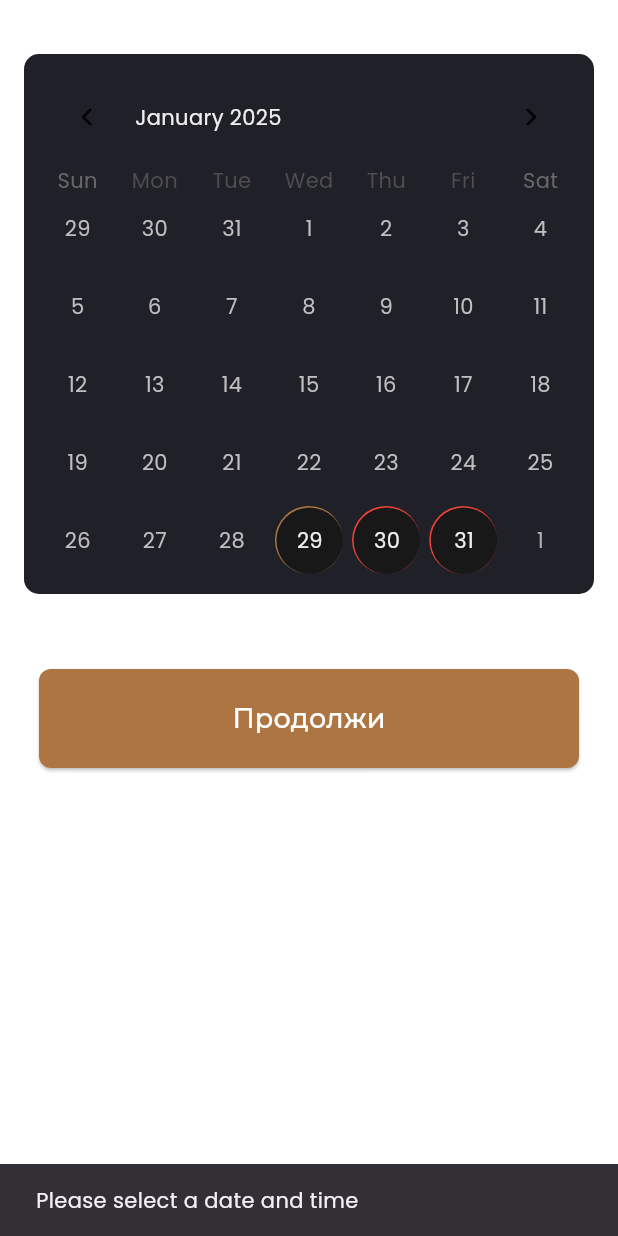
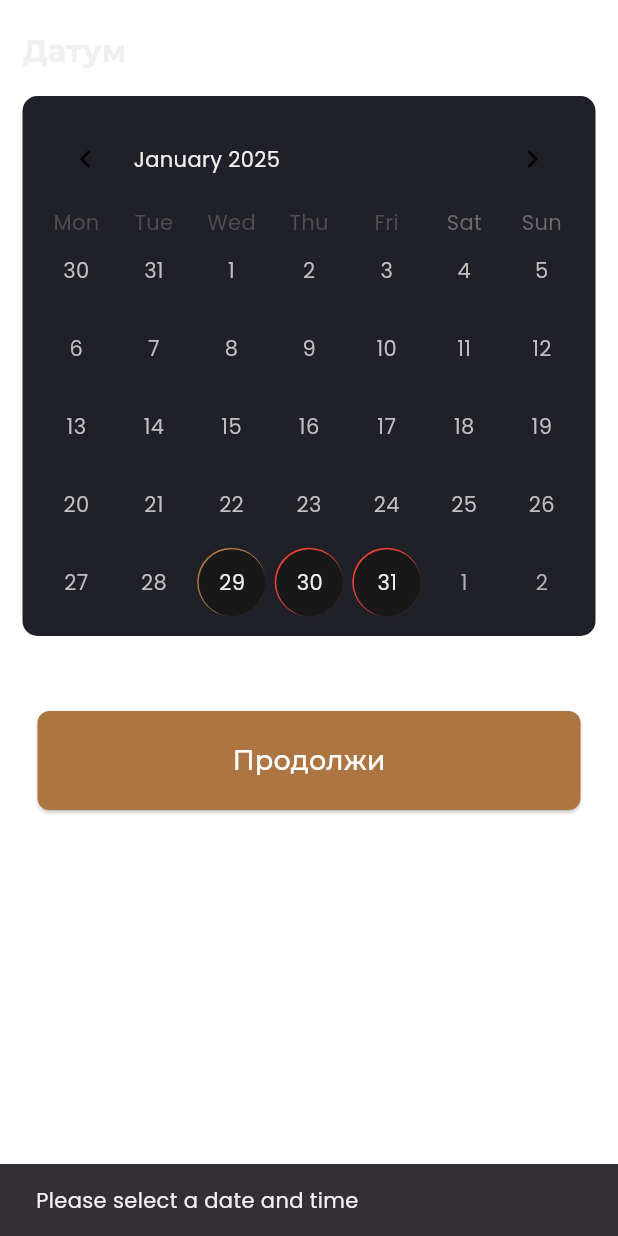
Before and after one commit to zimbakovtech/Barbershop.mk, a Flutter app: the DatePick screen opened directly with empty values, after a tap on "Продолжи", on a phone screen of 412 x 824 dp. Run offline on Flutter 3.47's test engine with Material 3 defaults, Android fonts, the phone set to English and light mode, and no system bars; drawn by our look-alikes of table_calendar; our stand-ins replace firebase_core, firebase_messaging, fl_chart, flutter_riverpod, google_fonts, shared_preferences; accounts and stored records are empty; network calls fail.

Commit message:
Fixed Date picker

```diff
--- a/barber_side/lib/date_pick.dart
+++ b/barber_side/lib/date_pick.dart
@@ -33,21 +33,22 @@ class _DatePickState extends State<DatePick> {
   List<String> _availableTimes = [];
   bool _isFetchingTimes = false;
   String? _fetchTimesError;
+  int currentMonth = DateTime.now().month; // Store month as int
 
   @override
   void initState() {
     super.initState();
-    _scheduleFuture = _fetchAvailableDates();
+    _scheduleFuture = _fetchAvailableDates(currentMonth);
   }
 
   DateTime _normalizeDate(DateTime date) {
     return DateTime(date.year, date.month, date.day);
   }
 
-  Future<Schedule> _fetchAvailableDates() async {
+  Future<Schedule> _fetchAvailableDates(int month) async {
     try {
-      final schedule =
-          await barberService.fetchSchedule(barberId: widget.barberId);
+      final schedule = await barberService.fetchSchedule(
+          barberId: widget.barberId, month: month.toString());
 
       setState(() {
         _availableDates = {
@@ -66,10 +67,7 @@ class _DatePickState extends State<DatePick> {
   }
 
   bool _isDateAvailable(DateTime date) {
-    final normalized = _normalizeDate(date);
-    return _availableDates.containsKey(normalized)
-        ? _availableDates[normalized]!
-        : false;
+    return _availableDates[_normalizeDate(date)] ?? false;
   }
 
   void _onDateSelected(DateTime selectedDate) async {
@@ -100,6 +98,26 @@ class _DatePickState extends State<DatePick> {
     }
   }
 
+  void _onPageChanged(DateTime month) {
+    int newMonth = month.month;
+
+    if (newMonth != currentMonth) {
+      setState(() {
+        currentMonth = newMonth;
+        DateTime newFocusedDay = DateTime(month.year, month.month, 1);
+
+        // Ensure newFocusedDay is not before firstDay
+        DateTime firstDay = DateTime.now(); // Assuming the first day is today
+        if (newFocusedDay.isBefore(firstDay)) {
+          newFocusedDay = firstDay;
+        }
+
+        _focusedDay = newFocusedDay;
+        _scheduleFuture = _fetchAvailableDates(currentMonth);
+      });
+    }
+  }
+
   void _onTimeSelected(String selectedTime) {
     setState(() {
       _selectedTime = selectedTime;
@@ -113,17 +131,11 @@ class _DatePickState extends State<DatePick> {
       body: FutureBuilder<Schedule>(
         future: _scheduleFuture,
         builder: (context, snapshot) {
-            // if (snapshot.connectionState == ConnectionState.waiting) {
-            //   return const Center(child: CircularProgressIndicator());
-            // } else if (snapshot.hasError) {
-            //   return const Center(child: Text('Error fetching schedule'));
-            // } else {
           return Padding(
-              padding: const EdgeInsets.fromLTRB(16.0, 16.0, 16.0, 80.0),
+            padding: const EdgeInsets.symmetric(horizontal: 15.0),
             child: ListView(
               children: [
                 const SizedBox(height: 20),
-                  // Use the CalendarWidget
                 CalendarWidget(
                   focusedDay: _focusedDay,
                   selectedDate: _selectedDate,
@@ -137,6 +149,7 @@ class _DatePickState extends State<DatePick> {
                   },
                   isDateAvailable: _isDateAvailable,
                   onDateSelected: _onDateSelected,
+                  onPageChanged: _onPageChanged,
                 ),
                 const SizedBox(height: 20),
                 AvailableTimesWidget(
@@ -156,8 +169,7 @@ class _DatePickState extends State<DatePick> {
               ],
             ),
           );
-          }
-          // },
+        },
       ),
     );
   }
--- a/barber_side/lib/services/barber_service.dart
+++ b/barber_side/lib/services/barber_service.dart
@@ -162,8 +162,9 @@ class BarberService {
 
   Future<Schedule> fetchSchedule({
     required int barberId,
+    required String month,
   }) async {
-    final String apiUrl = 'barbers/$barberId/schedule';
+    final String apiUrl = 'barbers/$barberId/schedule?month=$month';
 
     try {
       final headers = await _getHeaders();
--- a/barber_side/lib/widgets/widgets.dart
+++ b/barber_side/lib/widgets/widgets.dart
@@ -7,6 +7,7 @@ class CalendarWidget extends StatelessWidget {
   final DateTime focusedDay;
   final DateTime? selectedDate;
   final Function(DateTime, DateTime) onDaySelected;
+  final Function(DateTime) onPageChanged;
   final bool Function(DateTime) isDateAvailable;
   final void Function(DateTime) onDateSelected;
 
@@ -16,22 +17,36 @@ class CalendarWidget extends StatelessWidget {
     required this.selectedDate,
     required this.onDaySelected,
     required this.isDateAvailable,
+    required this.onPageChanged,
     required this.onDateSelected,
   });
 
   @override
   Widget build(BuildContext context) {
-    return Container(
+    return Column(
+      crossAxisAlignment: CrossAxisAlignment.start,
+      children: [
+        const Text(
+          'Датум',
+          style: TextStyle(
+              fontSize: 20, color: textPrimary, fontWeight: FontWeight.bold),
+        ),
+        const SizedBox(height: 15),
+        Container(
           padding: const EdgeInsets.all(10.0),
           decoration: BoxDecoration(
             borderRadius: BorderRadius.circular(10.0),
             color: navy,
           ),
           child: TableCalendar(
+            startingDayOfWeek: StartingDayOfWeek.monday,
+            onPageChanged: (focusedMonth) {
+              onPageChanged(focusedMonth);
+            },
             firstDay: DateTime.now(),
             lastDay: DateTime.now().add(const Duration(days: 30)),
-        headerStyle:
-            const HeaderStyle(titleTextStyle: TextStyle(color: textPrimary)),
+            headerStyle: const HeaderStyle(
+                titleTextStyle: TextStyle(color: textPrimary)),
             calendarStyle: const CalendarStyle(
               todayDecoration: BoxDecoration(
                 border: Border(
@@ -45,10 +60,6 @@ class CalendarWidget extends StatelessWidget {
               selectedTextStyle: TextStyle(color: textPrimary),
               selectedDecoration: BoxDecoration(
                 color: orange,
-            // border: Border(
-            //   top: BorderSide(color: orange),
-            //   left: BorderSide(color: orange),
-            // ),
                 shape: BoxShape.circle,
               ),
               cellMargin: EdgeInsets.all(3.0),
@@ -71,11 +82,9 @@ class CalendarWidget extends StatelessWidget {
                         shape: BoxShape.circle,
                         border: Border(
                           top: BorderSide(
-                        color: isAvailable ? Colors.teal : Colors.red,
-                      ),
+                              color: isAvailable ? Colors.teal : Colors.red),
                           left: BorderSide(
-                        color: isAvailable ? Colors.teal : Colors.red,
-                      ),
+                              color: isAvailable ? Colors.teal : Colors.red),
                         ),
                         color: isSelected ? orange : background,
                       ),
@@ -91,6 +100,8 @@ class CalendarWidget extends StatelessWidget {
               },
             ),
           ),
+        ),
+      ],
     );
   }
 }
@@ -186,7 +197,9 @@ class AvailableTimesWidget extends StatelessWidget {
     if (selectedDate == null) {
       return Container();
     } else if (isFetchingTimes) {
-      return const Center(child: CircularProgressIndicator());
+      return const SizedBox(
+          height: 100,
+          child: Center(child: CircularProgressIndicator(color: orange)));
     } else if (fetchTimesError != null) {
       return Text(
         fetchTimesError!,
```
Lines whose indentation alone changed are shown as unchanged.
